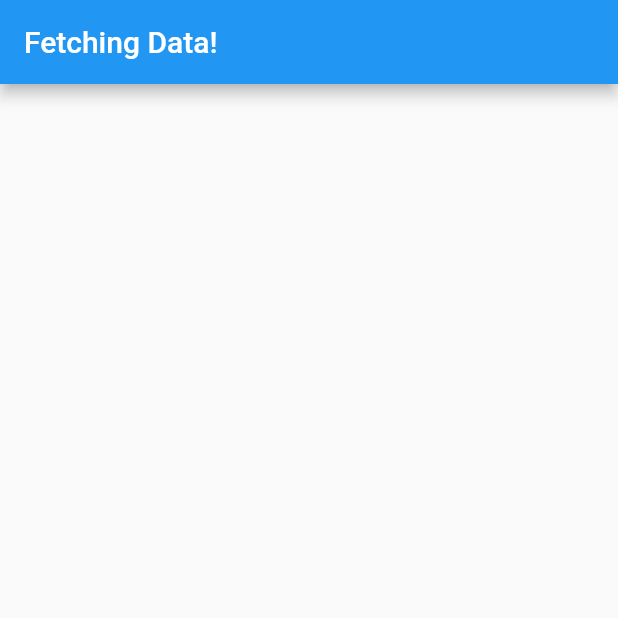
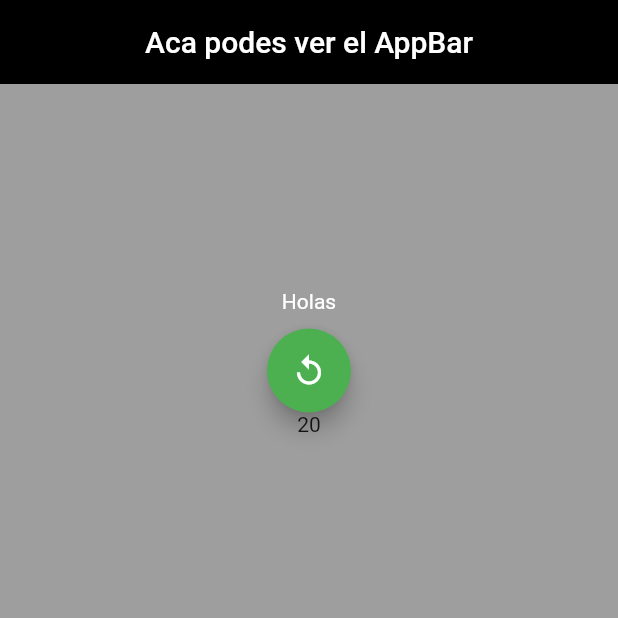
Before and after one commit to diegogimenez04/WordOfTheDay, a Flutter app: the screen it shows after launch, on a phone screen of 412 x 824 dp, the top half of it. Run offline on Flutter 3.47's test engine with Material 2 defaults, Android fonts, the phone set to English and light mode, and no system bars; network calls fail.

Commit message:
Some changes

```diff
--- /dev/null
+++ b/lib/app_screens/home.dart
@@ -0,0 +1,122 @@
+import 'package:flutter/material.dart';
+import 'package:http/http.dart' as http;
+import 'dart:convert';
+import 'dart:async';
+import 'dart:math';
+
+class MainScreen extends StatefulWidget {
+  MainScreen({Key key, this.title}) : super(key: key);
+  final String title;
+
+  @override
+  _MainScreenState createState() => _MainScreenState();
+}
+
+class _MainScreenState extends State<MainScreen> {
+
+  final String url = "https://jsonplaceholder.typicode.com/photos";
+  /*
+  Estas son algunas APIs para obtener datos
+  https://jsonplaceholder.typicode.com/photos
+  http://www.etnassoft.com/api/v1/get/?id=
+  https://www.swapi.co/api/peopl
+  https://es.wikiquote.org/wiki/Portada
+  */
+  String palabra = "";
+  String definicion = "";
+  String titulo = "";
+  var foto;
+  int pepe = 0;
+
+  @override
+  void initState(){
+    super.initState();
+    this.getJson();
+  }
+
+  int generateRandomNum(){
+    var random = new Random();
+    int num = random.nextInt(100);
+    return num;
+  }
+
+  String palabraDelDia() {
+    return (palabra);
+  }
+
+  // El async nos dice que puede no ejecutarse junto a todo lo otro
+  Future<String> getJson() async{
+    // El await nos dice que va a esperar a que termine esa funcion para seguir
+    var response = await http.get(
+      Uri.encodeFull(url),
+      //Indica que solamente permite respuestas en json
+      headers: {"Accept": "application/json"}
+    );
+
+    print(response.body);
+
+    setState(() {
+      var pasarloAJson = jsonDecode(response.body);
+      var id = generateRandomNum();
+      titulo = pasarloAJson[id]['title'];
+      foto = pasarloAJson[id]['url'];
+    });
+
+  }
+
+
+  @override
+  Widget build(BuildContext context) {
+    return new Scaffold(
+      appBar: new AppBar(
+        elevation: 0.0,
+        backgroundColor: Colors.black,
+        title: Text(
+          "Aca podes ver el AppBar",
+          style: TextStyle(color: Colors.white),
+        ),
+        centerTitle: true,
+      ),
+      body: new Container(
+        color: Colors.grey,
+        alignment: Alignment.center,
+        child: new Column(
+          crossAxisAlignment: CrossAxisAlignment.stretch,
+          children: <Widget>[
+            new Container(
+              alignment: Alignment.center,
+              padding: EdgeInsets.fromLTRB(10.0, 40.0, 10, 20.0),
+              child: new Card(
+                child: new Text(
+                  palabraDelDia(),
+                  style: TextStyle(fontSize: 50)
+                )
+              )
+            ),
+            new Center(
+              child: new Padding(
+                padding: EdgeInsets.all(10.0),
+                child: new Text(
+                  "Holas",
+                  style: TextStyle(color: Colors.white),
+                  )
+              )
+            ),
+            new Center(
+              child: new FloatingActionButton(
+                onPressed: () {
+                  getJson();
+                },
+                child: Icon(Icons.replay),
+                backgroundColor: Colors.green,
+              )
+            ),
+            new Center(
+              child: Text(generateRandomNum().toString()),
+            )
+          ],
+        ),
+      )
+    );
+  }
+}
--- a/lib/main.dart
+++ b/lib/main.dart
@@ -2,23 +2,26 @@ import 'dart:convert';
 import 'dart:async';
 import 'package:flutter/material.dart';
 import 'package:http/http.dart' as http;
+import 'app_screens/home.dart';
 
 
-void main() => runApp(MyApp());
+void main() => runApp(WordOfTheDay());
 
-class MyApp extends StatelessWidget {
+class WordOfTheDay extends StatelessWidget {
   @override
   Widget build(BuildContext context) {
     return MaterialApp(
+      debugShowCheckedModeBanner: false,
       title: 'Word Of The Day',
       theme: ThemeData(
         primarySwatch: Colors.blue,
       ),
-      home: MyHomePage(title: 'Flutter Demo Home Page'),
+      home: MainScreen(title: 'Word of the Day'),
     );
   }
 }
 
+/*
 class MyHomePage extends StatefulWidget {
   MyHomePage({Key key, this.title}) : super(key: key);
   final String title;
@@ -83,4 +86,4 @@ class _MyHomePageState extends State<MyHomePage> {
       ),
     );
   }
-}
+*/
```
Also changed, not shown: 1 other file.
